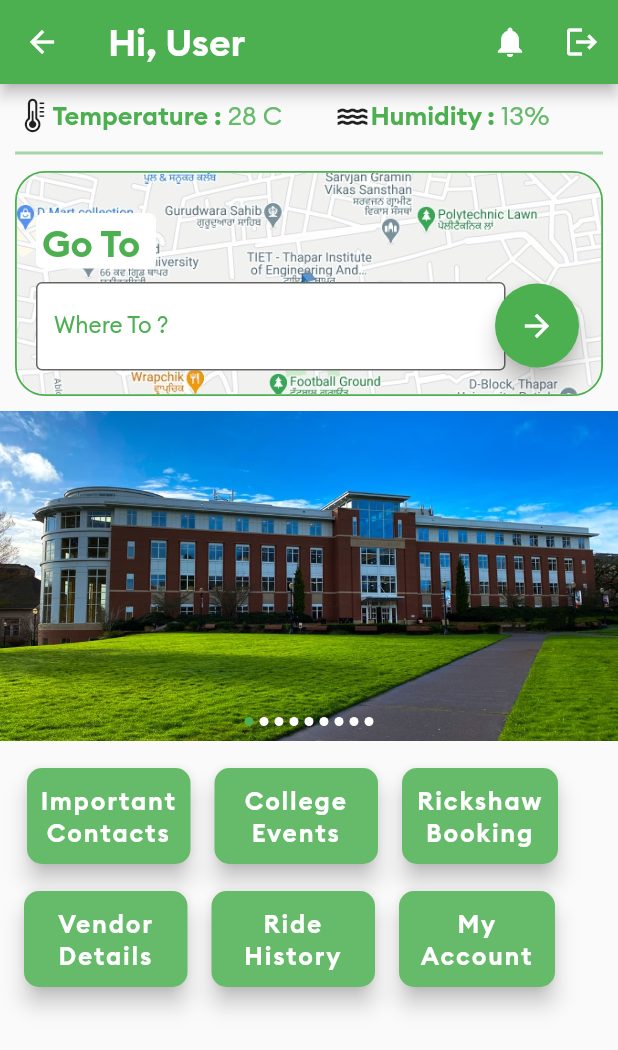
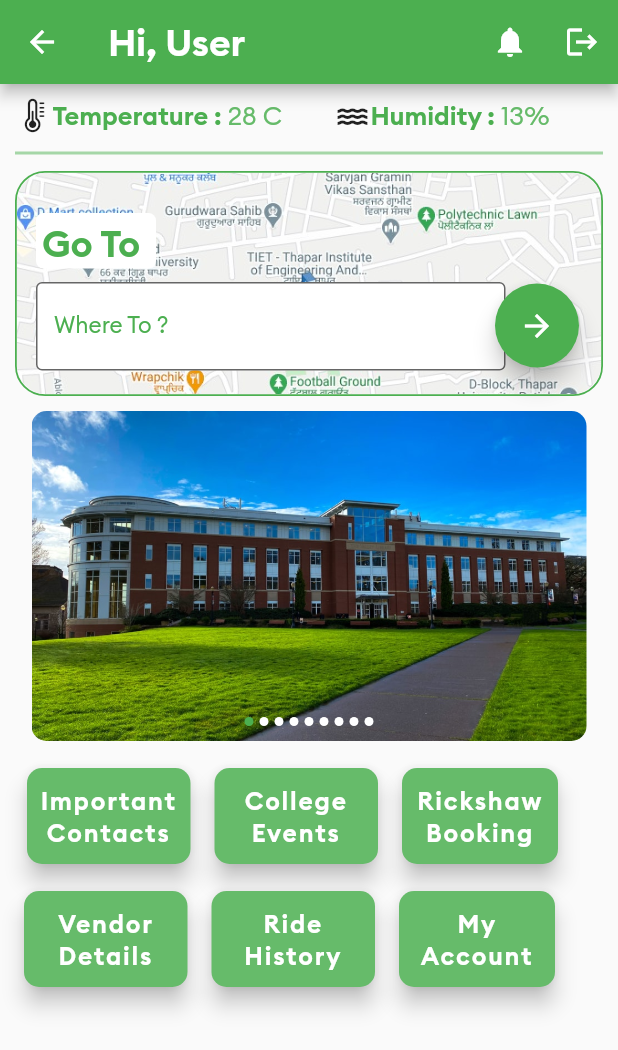
Before and after one commit to deepankarvarma/College--Saathi, a Flutter app: the MainPage screen opened directly, on a phone screen of 412 x 824 dp. Shown: the top 1050 px of the screen. Run offline on Flutter 3.47's test engine with Material 2 defaults, Android fonts, the phone set to English and light mode, and no system bars; drawn by our look-alikes of flutter_image_slideshow.

Commit message:
added slideshow to main page

```diff
--- a/lib/screens/main_page.dart
+++ b/lib/screens/main_page.dart
@@ -162,9 +162,12 @@ class MainPage extends StatelessWidget {
 
 
 
-        ImageSlideshow(
+        ClipRRect(
+          borderRadius: BorderRadius.circular(10),
 
-          width: double.infinity,
+          child: ImageSlideshow(
+
+            width: 370,
             height: 220,
 
             initialPage: 0,
@@ -211,6 +214,7 @@ class MainPage extends StatelessWidget {
                 fit: BoxFit.cover,
               ),
             ],
+          ),
         ),
 
 
```
Lines whose indentation alone changed are shown as unchanged.
